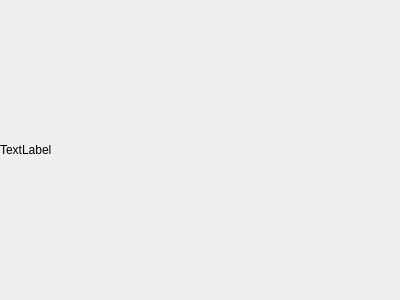
First picture: the form in MXDesktopBook/desktopbookwidget.ui, repository haipe/MXDesktopBook, before the edit.
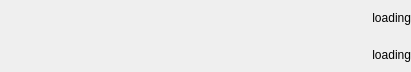
Second picture: the form after the edit.

```diff
--- a/MXDesktopBook/desktopbookwidget.ui
+++ b/MXDesktopBook/desktopbookwidget.ui
@@ -6,8 +6,8 @@
    <rect>
     <x>0</x>
     <y>0</y>
-    <width>400</width>
-    <height>300</height>
+    <width>411</width>
+    <height>72</height>
    </rect>
   </property>
   <property name="windowTitle">
@@ -32,7 +32,20 @@
    <item>
     <widget class="QLabel" name="label_text">
      <property name="text">
-      <string>TextLabel</string>
+      <string>loading</string>
+     </property>
+     <property name="alignment">
+      <set>Qt::AlignRight|Qt::AlignTrailing|Qt::AlignVCenter</set>
+     </property>
+    </widget>
+   </item>
+   <item>
+    <widget class="QLabel" name="label_creator">
+     <property name="text">
+      <string>loading</string>
+     </property>
+     <property name="alignment">
+      <set>Qt::AlignRight|Qt::AlignTrailing|Qt::AlignVCenter</set>
      </property>
     </widget>
    </item>
```
